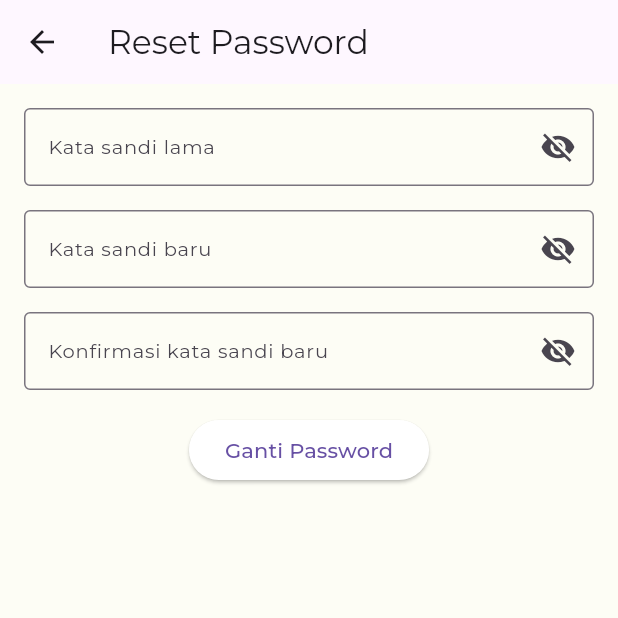
After one commit to Kevin5621/Sitama, a Flutter app: the screen it shows after launch, item 4 of the bottom bar chosen, after a tap on "Reset Password", on a phone screen of 412 x 824 dp, the top half of it. The commit adds this screen. Run offline on Flutter 3.47's test engine with Material 3 defaults, Android fonts, the light colour scheme and no system bars; our stand-ins replace dartz, dio, flutter_bloc, flutter_svg, get_it, google_fonts and 2 more.

Commit message:
add settings mahasiswa, rm unused home

```diff
--- /dev/null
+++ b/lib/presentation/bloc/event/reset_psw.dart
@@ -0,0 +1,129 @@
+import 'package:flutter/material.dart';
+
+class GResetPasswordPage extends StatefulWidget {
+  const GResetPasswordPage({Key? key}) : super(key: key);
+
+  @override
+  _GResetPasswordPageState createState() => _GResetPasswordPageState();
+}
+
+class _GResetPasswordPageState extends State<GResetPasswordPage> {
+  final TextEditingController _oldPasswordController = TextEditingController();
+  final TextEditingController _newPasswordController = TextEditingController();
+  final TextEditingController _confirmPasswordController = TextEditingController();
+
+  bool _isOldPasswordVisible = false;
+  bool _isNewPasswordVisible = false;
+  bool _isConfirmPasswordVisible = false;
+
+  void _togglePasswordVisibility(int fieldIndex) {
+    setState(() {
+      switch (fieldIndex) {
+        case 1:
+          _isOldPasswordVisible = !_isOldPasswordVisible;
+          break;
+        case 2:
+          _isNewPasswordVisible = !_isNewPasswordVisible;
+          break;
+        case 3:
+          _isConfirmPasswordVisible = !_isConfirmPasswordVisible;
+          break;
+      }
+    });
+  }
+
+  @override
+  Widget build(BuildContext context) {
+    return Scaffold(
+      appBar: AppBar(
+        title: const Text('Reset Password'),
+        leading: IconButton(
+          icon: const Icon(Icons.arrow_back),
+          onPressed: () {
+            Navigator.pop(context);
+          },
+        ),
+      ),
+      body: Padding(
+        padding: const EdgeInsets.all(16.0),
+        child: Column(
+          children: [
+            TextField(
+              controller: _oldPasswordController,
+              obscureText: !_isOldPasswordVisible,
+              decoration: InputDecoration(
+                labelText: 'Kata sandi lama',
+                border: const OutlineInputBorder(),
+                suffixIcon: IconButton(
+                  icon: Icon(
+                    _isOldPasswordVisible ? Icons.visibility : Icons.visibility_off,
+                  ),
+                  onPressed: () {
+                    _togglePasswordVisibility(1);
+                  },
+                ),
+              ),
+            ),
+            const SizedBox(height: 16.0),
+
+            TextField(
+              controller: _newPasswordController,
+              obscureText: !_isNewPasswordVisible,
+              decoration: InputDecoration(
+                labelText: 'Kata sandi baru',
+                border: const OutlineInputBorder(),
+                suffixIcon: IconButton(
+                  icon: Icon(
+                    _isNewPasswordVisible ? Icons.visibility : Icons.visibility_off,
+                  ),
+                  onPressed: () {
+                    _togglePasswordVisibility(2);
+                  },
+                ),
+              ),
+            ),
+            const SizedBox(height: 16.0),
+
+            TextField(
+              controller: _confirmPasswordController,
+              obscureText: !_isConfirmPasswordVisible,
+              decoration: InputDecoration(
+                labelText: 'Konfirmasi kata sandi baru',
+                border: const OutlineInputBorder(),
+                suffixIcon: IconButton(
+                  icon: Icon(
+                    _isConfirmPasswordVisible ? Icons.visibility : Icons.visibility_off,
+                  ),
+                  onPressed: () {
+                    _togglePasswordVisibility(3);
+                  },
+                ),
+              ),
+            ),
+            const SizedBox(height: 16.0),
+
+            ElevatedButton(
+              onPressed: () {
+                String oldPassword = _oldPasswordController.text;
+                String newPassword = _newPasswordController.text;
+                String confirmPassword = _confirmPasswordController.text;
+
+                if (newPassword == confirmPassword && oldPassword.isNotEmpty) {
+                  ('Password changed successfully');
+                } else {
+                  ScaffoldMessenger.of(context).showSnackBar(
+                    const SnackBar(content: Text('Pastikan semua kolom terisi dengan benar')),
+                  );
+                }
+              },
+              style: ElevatedButton.styleFrom(
+                backgroundColor: Colors.white
+              ),
+              child: const Text('Ganti Password'),
+            ),
+          ],
+        ),
+      ),
+    );
+  }
+}
--- /dev/null
+++ b/lib/presentation/pages/Mahasiswa/settings.dart
@@ -0,0 +1,157 @@
+import 'package:flutter/material.dart';
+import 'package:intl/intl.dart';
+import 'package:sitama3/presentation/bloc/event/add_industry.dart';
+import 'package:sitama3/presentation/bloc/event/reset_psw.dart';
+import 'package:sitama3/presentation/pages/common/welcome.dart';
+
+class MSettingsPage extends StatelessWidget {
+  const MSettingsPage({Key? key}) : super(key: key);
+
+  @override
+  Widget build(BuildContext context) {
+    return Scaffold(
+      appBar: AppBar(
+        title: const Text('Profile'),
+        centerTitle: true,
+      ),
+      body: SingleChildScrollView(
+        child: Padding(
+          padding: const EdgeInsets.all(16.0),
+          child: Column(
+            crossAxisAlignment: CrossAxisAlignment.center,
+            children: [
+              const CircleAvatar(
+                radius: 50,
+                backgroundImage: AssetImage('assets/profile_image.png'),
+              ),
+              const SizedBox(height: 16),
+              const Text(
+                'Lucas Scott',
+                style: TextStyle(fontSize: 24, fontWeight: FontWeight.bold),
+              ),
+              const Text(
+                '3.34.23.2.24',
+                style: TextStyle(fontSize: 16, color: Colors.grey),
+              ),
+              const Text(
+                'lucasscott@polnes.com',
+                style: TextStyle(fontSize: 16),
+              ),
+              const SizedBox(height: 24),
+              const IndustryCard(),
+              const SizedBox(height: 16),
+              SettingsButton(
+                icon: Icons.add_business,
+                title: 'Tambah Industri',
+                onTap: () {
+                  Navigator.push(
+                    context,
+                    MaterialPageRoute(builder: (context) => const MAddIndustryPage()),
+                  );
+                },
+              ),
+              SettingsButton(
+                icon: Icons.lock_reset,
+                title: 'Reset Password',
+                onTap: () {
+                  Navigator.push(
+                    context,
+                    MaterialPageRoute(builder: (context) => const GResetPasswordPage()),
+                  );
+                },
+              ),
+              SettingsButton(
+                icon: Icons.logout,
+                title: 'Log Out',
+                onTap: () {
+                  _showLogoutConfirmationDialog(context);
+                },
+              ),
+            ],
+          ),
+        ),
+      ),
+    );
+  }
+
+  void _showLogoutConfirmationDialog(BuildContext context) {
+    showDialog(
+      context: context,
+      builder: (BuildContext context) {
+        return AlertDialog(
+          title: const Text('Konfirmasi Log Out'),
+          content: const Text('Apakah Anda yakin ingin keluar?'),
+          actions: [
+            TextButton(
+              child: const Text('Batal'),
+              onPressed: () {
+                Navigator.of(context).pop();
+              },
+            ),
+            ElevatedButton(
+              child: const Text('Log Out'),
+              onPressed: () {
+                Navigator.of(context).pop();
+                Navigator.pushAndRemoveUntil(
+                  context,
+                  MaterialPageRoute(builder: (context) => const WelcomePages()),
+                  (Route<dynamic> route) => false,
+                );
+              },
+            ),
+          ],
+        );
+      },
+    );
+  }
+}
+
+class IndustryCard extends StatelessWidget {
+  const IndustryCard({Key? key}) : super(key: key);
+
+  @override
+  Widget build(BuildContext context) {
+    return Card(
+      child: Padding(
+        padding: const EdgeInsets.all(16.0),
+        child: Column(
+          crossAxisAlignment: CrossAxisAlignment.start,
+          children: [
+            const Text(
+              'Industri',
+              style: TextStyle(fontSize: 18, fontWeight: FontWeight.bold),
+            ),
+            const SizedBox(height: 8),
+            const Text('Industri 1'),
+            const Text('Nama: Pertamina'),
+            Text('Tanggal Mulai: ${DateFormat('dd MMMM yyyy').format(DateTime(2024, 8, 11))}'),
+            Text('Tanggal Selesai: ${DateFormat('dd MMMM yyyy').format(DateTime(2025, 8, 12))}'),
+          ],
+        ),
+      ),
+    );
+  }
+}
+
+class SettingsButton extends StatelessWidget {
+  final IconData icon;
+  final String title;
+  final VoidCallback onTap;
+
+  const SettingsButton({
+    Key? key,
+    required this.icon,
+    required this.title,
+    required this.onTap,
+  }) : super(key: key);
+
+  @override
+  Widget build(BuildContext context) {
+    return ListTile(
+      leading: Icon(icon),
+      title: Text(title),
+      trailing: const Icon(Icons.arrow_forward_ios),
+      onTap: onTap,
+    );
+  }
+}
```
Also changed, not shown: lib/presentation/bloc/event/add_industry.dart (added, +124 -0 lines), lib/presentation/pages/Mahasiswa/home.dart (+3 -42 lines).
